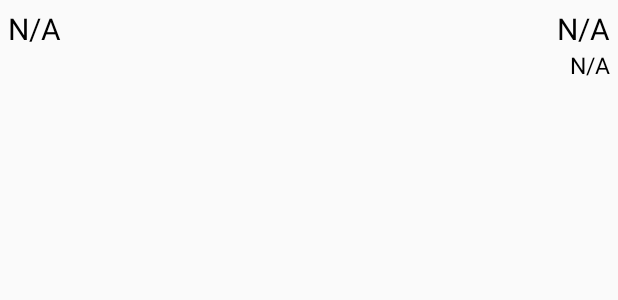
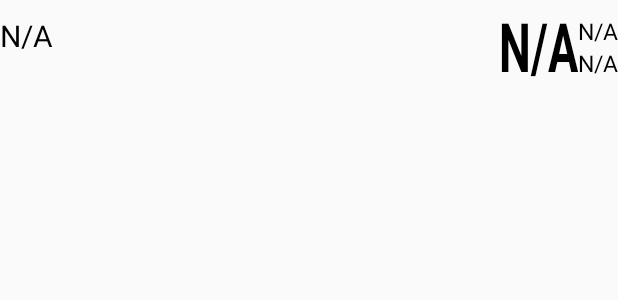
Before and after one commit to Pridudecool1211/laundrymanage, an Android app: the layout laundryitemlayout.xml on its own in the app's theme, with its tools: preview values and no code run, on a phone screen of 412 x 824 dp. Shown: the top 300 px of the screen. Run offline under Robolectric (Android 15) with nearby library versions, the phone set to English and light mode, and no system bars.

Commit message:
17th commit

```diff
--- a/app/src/main/java/com/example/laundry_manage/MenuItemViewHolder.java
+++ b/app/src/main/java/com/example/laundry_manage/MenuItemViewHolder.java
@@ -20,7 +20,7 @@ import java.util.Date;
 public class MenuItemViewHolder extends RecyclerView.ViewHolder {
 
 
-    TextView textView1,textView2,textView3,q_shirt,q_pant,q_jeans,q_shorts,q_innerwear,q_socks,q_labcoat,q_bedsheet,q_pillowcover,q_napkin,q_towel,q_blanket,q_suit,q_sweatshirt,q_jacket,q_salwar,q_kameez,total_bill,status;
+    TextView textView1,textView2,textView3,textView4,q_shirt,q_pant,q_jeans,q_shorts,q_innerwear,q_socks,q_labcoat,q_bedsheet,q_pillowcover,q_napkin,q_towel,q_blanket,q_suit,q_sweatshirt,q_jacket,q_salwar,q_kameez,total_bill,status;
     Button recieve;
     LinearLayout llmain,llnmain;
     int clickcount=0;
@@ -61,6 +61,7 @@ public class MenuItemViewHolder extends RecyclerView.ViewHolder {
         textView1=itemView.findViewById(R.id.textview1);
         textView2=itemView.findViewById(R.id.textview2);
         textView3=itemView.findViewById(R.id.textview3);
+        textView4=itemView.findViewById(R.id.textview4);
         //textView2.setText(new SimpleDateFormat("  dd MMM,yy HH:mm:ss aa").format(new Date()));
 
 
--- a/app/src/main/java/com/example/laundry_manage/MenuitemRVAdapter.java
+++ b/app/src/main/java/com/example/laundry_manage/MenuitemRVAdapter.java
@@ -70,8 +70,9 @@ public class MenuitemRVAdapter extends RecyclerView.Adapter<MenuItemViewHolder>
 
         holder.textView1.setText(String.valueOf(bill));
         String dt=itemList.get(position).returndate();
-        holder.textView3.setText((dt.substring(0,12)));
-        holder.textView2.setText(dt.substring(dt.length()-5));
+        holder.textView3.setText(" " +(dt.substring(3,12)));
+        holder.textView2.setText(dt.substring(0,2));  //dt.length()-5
+        holder.textView4.setText(dt.substring(dt.length()-5));
 
 
 
--- a/app/src/main/res/layout/laundryitemlayout.xml
+++ b/app/src/main/res/layout/laundryitemlayout.xml
@@ -5,14 +5,16 @@
 <LinearLayout xmlns:android="http://schemas.android.com/apk/res/android"
     android:orientation = "vertical"
     android:layout_width="match_parent"
-    android:layout_height="wrap_content">
+    android:layout_height="wrap_content"
+    android:layout_marginTop="10dp"
+    android:layout_marginBottom="10dp">>
 
     <LinearLayout
         android:layout_width="match_parent"
         android:layout_height="wrap_content"
         android:id="@+id/llnmain"
         android:orientation="horizontal"
-        android:layout_margin="5dp">
+        android:layout_margin="0dp">
 
         <TextView
             android:layout_width="wrap_content"
@@ -24,29 +26,55 @@
             android:textSize="20sp"
             android:layout_weight="1"/>
         <LinearLayout
+            android:layout_width="0dp"
+            android:layout_height="wrap_content"
+            android:layout_weight="1"
+            android:orientation="vertical"
+            android:layout_gravity="center">
+
+            <RelativeLayout
+                android:layout_width="match_parent"
+                android:layout_height="match_parent">
+
+             <TextView
             android:layout_width="wrap_content"
             android:layout_height="wrap_content"
-            android:layout_weight="1"
-            android:orientation="vertical">
-        <TextView
-            android:layout_width="match_parent"
-            android:layout_height="wrap_content"
             android:text="N/A"
-            android:textSize="20sp"
+            android:textSize="30sp"
             android:id="@+id/textview2"
-            android:layout_weight="2"
+            android:textStyle="bold"
             android:textColor="#000"
-            android:textAlignment="textEnd"/>
+            android:layout_toLeftOf="@+id/textview3"
+            android:layout_alignParentTop="true"
+                 android:scaleY="1.5"
 
-            <TextView
-                android:layout_width="match_parent"
+
+
+                />
+
+                <TextView
+                android:layout_width="wrap_content"
                 android:layout_height="wrap_content"
                 android:text="N/A"
                 android:textSize="15sp"
                 android:id="@+id/textview3"
-                android:textAlignment="textEnd"
                 android:textColor="#000"
+                android:layout_alignParentRight="true"
+                android:layout_alignParentTop="true"
+
                 />
+
+                <TextView
+                    android:layout_width="wrap_content"
+                    android:layout_height="wrap_content"
+                    android:text="N/A"
+                    android:textColor="#000"
+                    android:textSize="15sp"
+                    android:layout_alignParentRight="true"
+                    android:layout_below="@+id/textview3"
+                    android:id="@+id/textview4"/>
+
+            </RelativeLayout>
 
 
 
```
